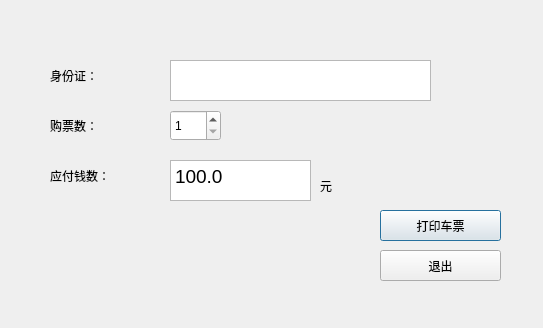
First picture: the form in SellUI.ui, repository yuanyaaa/TicketManagementSystem, before the edit.
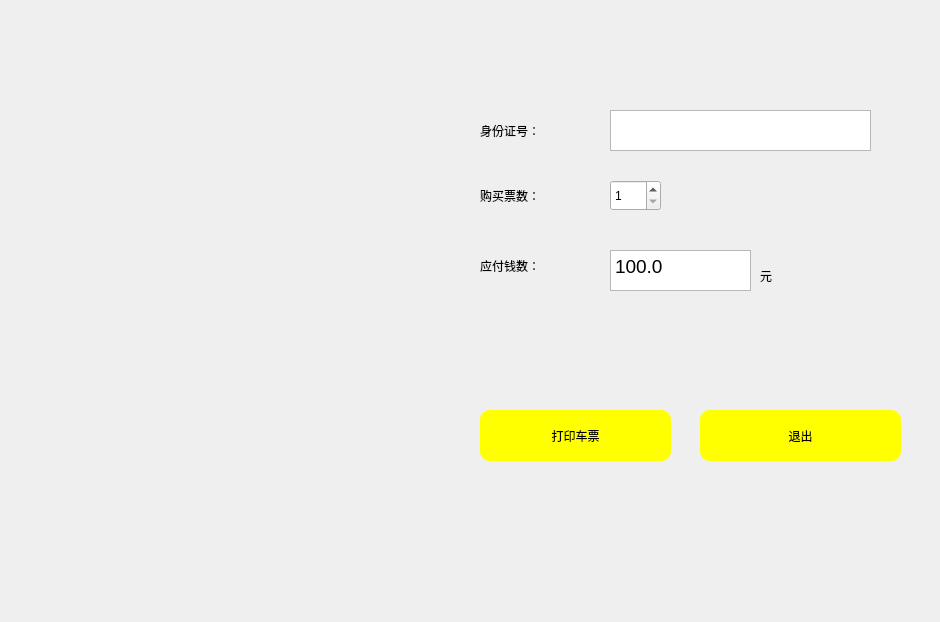
Second picture: the form after the edit. Icons and pictures are not drawn.

The edit to the form file:
```diff
--- a/SellUI.ui
+++ b/SellUI.ui
@@ -6,8 +6,8 @@
    <rect>
     <x>0</x>
     <y>0</y>
-    <width>543</width>
-    <height>328</height>
+    <width>940</width>
+    <height>622</height>
    </rect>
   </property>
   <property name="windowTitle">
@@ -16,24 +16,24 @@
   <widget class="QLabel" name="label">
    <property name="geometry">
     <rect>
-     <x>50</x>
-     <y>60</y>
-     <width>81</width>
-     <height>31</height>
+     <x>480</x>
+     <y>110</y>
+     <width>111</width>
+     <height>41</height>
     </rect>
    </property>
    <property name="styleSheet">
     <string notr="true">font: 14pt &quot;方正颜宋简体&quot;;</string>
    </property>
    <property name="text">
-    <string>身份证：</string>
+    <string>身份证号：</string>
    </property>
   </widget>
   <widget class="QSpinBox" name="ticketnum">
    <property name="geometry">
     <rect>
-     <x>170</x>
-     <y>110</y>
+     <x>610</x>
+     <y>180</y>
      <width>51</width>
      <height>31</height>
     </rect>
@@ -48,9 +48,9 @@
   <widget class="QLabel" name="label_2">
    <property name="geometry">
     <rect>
-     <x>50</x>
-     <y>110</y>
-     <width>81</width>
+     <x>480</x>
+     <y>180</y>
+     <width>111</width>
      <height>31</height>
     </rect>
    </property>
@@ -58,14 +58,14 @@
     <string notr="true">font: 14pt &quot;方正颜宋简体&quot;;</string>
    </property>
    <property name="text">
-    <string>购票数：</string>
+    <string>购买票数：</string>
    </property>
   </widget>
   <widget class="QTextEdit" name="credit">
    <property name="geometry">
     <rect>
-     <x>170</x>
-     <y>60</y>
+     <x>610</x>
+     <y>110</y>
      <width>261</width>
      <height>41</height>
     </rect>
@@ -77,15 +77,15 @@
     <string>&lt;!DOCTYPE HTML PUBLIC &quot;-//W3C//DTD HTML 4.0//EN&quot; &quot;http://www.w3.org/TR/REC-html40/strict.dtd&quot;&gt;
 &lt;html&gt;&lt;head&gt;&lt;meta name=&quot;qrichtext&quot; content=&quot;1&quot; /&gt;&lt;style type=&quot;text/css&quot;&gt;
 p, li { white-space: pre-wrap; }
-&lt;/style&gt;&lt;/head&gt;&lt;body style=&quot; font-family:'微软雅黑'; font-size:14pt; font-weight:400; font-style:normal;&quot;&gt;
-&lt;p style=&quot;-qt-paragraph-type:empty; margin-top:0px; margin-bottom:0px; margin-left:0px; margin-right:0px; -qt-block-indent:0; text-indent:0px;&quot;&gt;&lt;br /&gt;&lt;/p&gt;&lt;/body&gt;&lt;/html&gt;</string>
+&lt;/style&gt;&lt;/head&gt;&lt;body style=&quot; font-family:'Times New Roman'; font-size:14pt; font-weight:400; font-style:normal;&quot;&gt;
+&lt;p style=&quot;-qt-paragraph-type:empty; margin-top:0px; margin-bottom:0px; margin-left:0px; margin-right:0px; -qt-block-indent:0; text-indent:0px; font-family:'微软雅黑';&quot;&gt;&lt;br /&gt;&lt;/p&gt;&lt;/body&gt;&lt;/html&gt;</string>
    </property>
   </widget>
   <widget class="QLabel" name="label_3">
    <property name="geometry">
     <rect>
-     <x>50</x>
-     <y>160</y>
+     <x>480</x>
+     <y>250</y>
      <width>111</width>
      <height>31</height>
     </rect>
@@ -100,8 +100,8 @@
   <widget class="QTextEdit" name="sum">
    <property name="geometry">
     <rect>
-     <x>170</x>
-     <y>160</y>
+     <x>610</x>
+     <y>250</y>
      <width>141</width>
      <height>41</height>
     </rect>
@@ -113,15 +113,15 @@
     <string>&lt;!DOCTYPE HTML PUBLIC &quot;-//W3C//DTD HTML 4.0//EN&quot; &quot;http://www.w3.org/TR/REC-html40/strict.dtd&quot;&gt;
 &lt;html&gt;&lt;head&gt;&lt;meta name=&quot;qrichtext&quot; content=&quot;1&quot; /&gt;&lt;style type=&quot;text/css&quot;&gt;
 p, li { white-space: pre-wrap; }
-&lt;/style&gt;&lt;/head&gt;&lt;body style=&quot; font-family:'微软雅黑'; font-size:14pt; font-weight:400; font-style:normal;&quot;&gt;
-&lt;p style=&quot; margin-top:0px; margin-bottom:0px; margin-left:0px; margin-right:0px; -qt-block-indent:0; text-indent:0px;&quot;&gt;100.0&lt;/p&gt;&lt;/body&gt;&lt;/html&gt;</string>
+&lt;/style&gt;&lt;/head&gt;&lt;body style=&quot; font-family:'Times New Roman'; font-size:14pt; font-weight:400; font-style:normal;&quot;&gt;
+&lt;p style=&quot; margin-top:0px; margin-bottom:0px; margin-left:0px; margin-right:0px; -qt-block-indent:0; text-indent:0px;&quot;&gt;&lt;span style=&quot; font-family:'微软雅黑';&quot;&gt;100.0&lt;/span&gt;&lt;/p&gt;&lt;/body&gt;&lt;/html&gt;</string>
    </property>
   </widget>
   <widget class="QLabel" name="label_4">
    <property name="geometry">
     <rect>
-     <x>320</x>
-     <y>170</y>
+     <x>760</x>
+     <y>260</y>
      <width>51</width>
      <height>31</height>
     </rect>
@@ -136,14 +136,25 @@
   <widget class="QPushButton" name="print">
    <property name="geometry">
     <rect>
-     <x>380</x>
-     <y>210</y>
-     <width>121</width>
-     <height>31</height>
+     <x>480</x>
+     <y>410</y>
+     <width>191</width>
+     <height>51</height>
     </rect>
    </property>
    <property name="styleSheet">
-    <string notr="true">font: 14pt &quot;方正颜宋简体&quot;;</string>
+    <string notr="true">QPushButton{
+border-style:outset;
+font: 16pt &quot;楷体&quot;;
+background-color: rgb(255, 255, 0);
+border-radius:10px;
+}
+QPushButton:pressed{
+border-style:inset;
+border-radius:10px;
+background-color:rgb(255, 255, 255);
+font: 16pt &quot;楷体&quot;;
+}</string>
    </property>
    <property name="text">
     <string>打印车票</string>
@@ -152,19 +163,43 @@
   <widget class="QPushButton" name="execbtn">
    <property name="geometry">
     <rect>
-     <x>380</x>
-     <y>250</y>
-     <width>121</width>
-     <height>31</height>
+     <x>700</x>
+     <y>410</y>
+     <width>201</width>
+     <height>51</height>
     </rect>
    </property>
    <property name="styleSheet">
-    <string notr="true">font: 14pt &quot;方正颜宋简体&quot;;</string>
+    <string notr="true">QPushButton{
+border-style:outset;
+font: 16pt &quot;楷体&quot;;
+background-color: rgb(255, 255, 0);
+border-radius:10px;
+}
+QPushButton:pressed{
+border-style:inset;
+border-radius:10px;
+background-color:rgb(255, 255, 255);
+font: 16pt &quot;楷体&quot;;
+}</string>
    </property>
    <property name="text">
     <string>退出</string>
    </property>
   </widget>
+  <widget class="QWidget" name="widget" native="true">
+   <property name="geometry">
+    <rect>
+     <x>0</x>
+     <y>0</y>
+     <width>401</width>
+     <height>621</height>
+    </rect>
+   </property>
+   <property name="styleSheet">
+    <string notr="true">border-image: url(:/bg7.jpg);</string>
+   </property>
+  </widget>
  </widget>
  <resources/>
  <connections>
```
Left out of the diff: 14 changed lines with no effect on the pictures.
